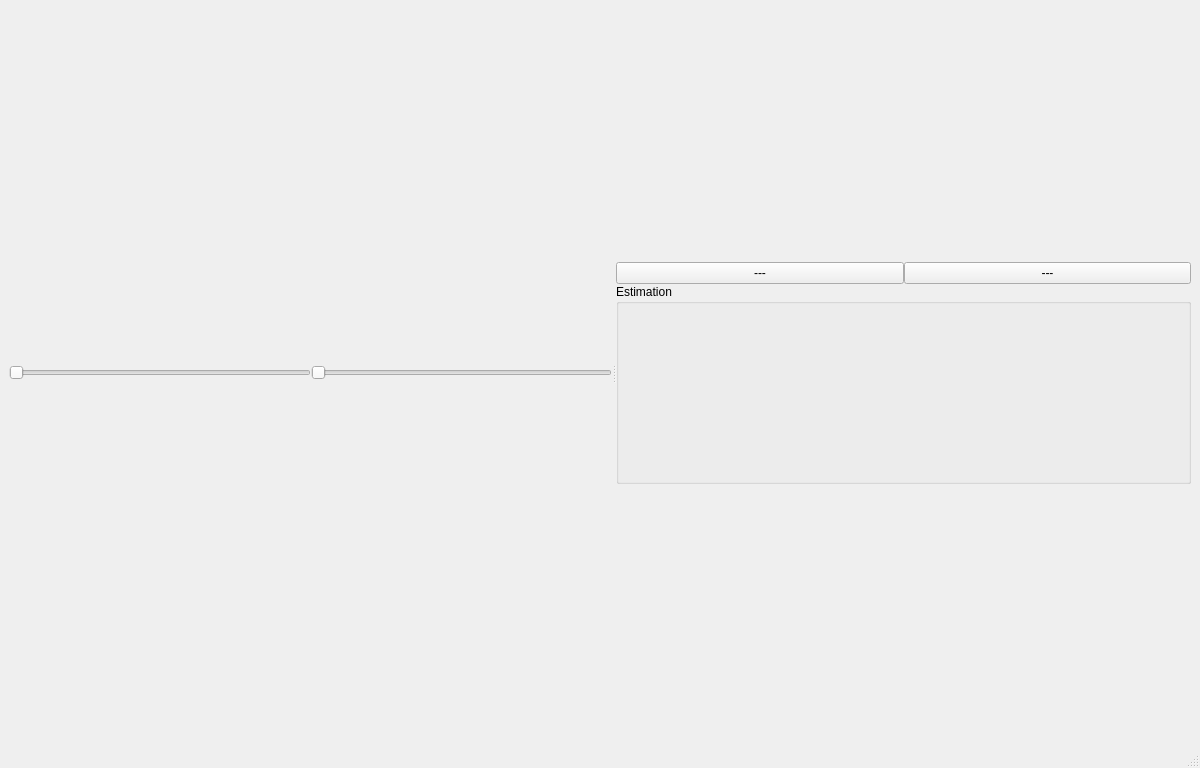
Above: mainwindow.ui from anatoltrush/OscillO before the change. Below: the same form after it.
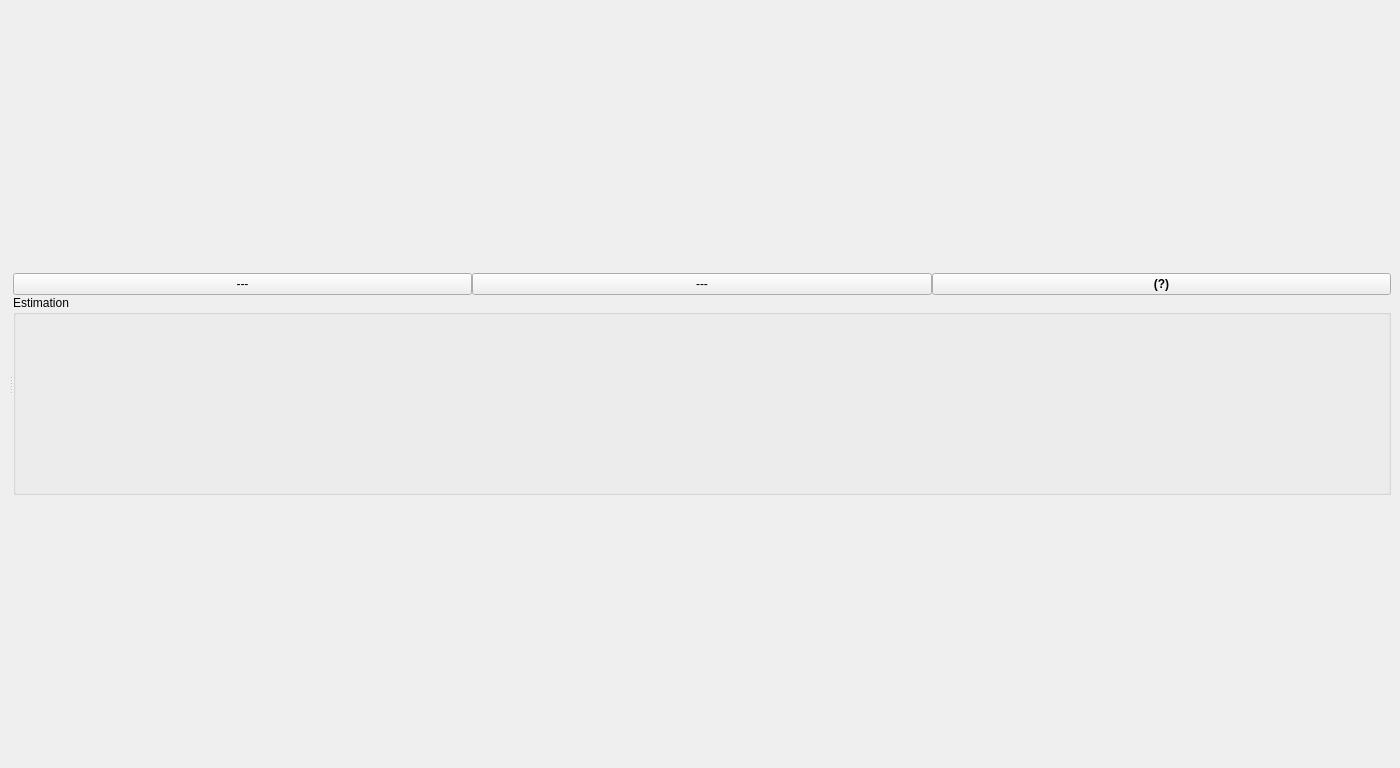
That is the form after the change.

```diff
--- a/mainwindow.ui
+++ b/mainwindow.ui
@@ -6,7 +6,7 @@
    <rect>
     <x>0</x>
     <y>0</y>
-    <width>1200</width>
+    <width>1400</width>
     <height>768</height>
    </rect>
   </property>
@@ -25,26 +25,6 @@
         <property name="spacing">
          <number>0</number>
         </property>
-        <item row="0" column="0">
-         <widget class="QSlider" name="hSHantek0">
-          <property name="pageStep">
-           <number>1</number>
-          </property>
-          <property name="orientation">
-           <enum>Qt::Horizontal</enum>
-          </property>
-          <property name="invertedControls">
-           <bool>false</bool>
-          </property>
-         </widget>
-        </item>
-        <item row="0" column="1">
-         <widget class="QSlider" name="horizontalSlider">
-          <property name="orientation">
-           <enum>Qt::Horizontal</enum>
-          </property>
-         </widget>
-        </item>
        </layout>
       </widget>
       <widget class="QWidget" name="layoutWidget1">
@@ -74,6 +54,19 @@
             </property>
            </widget>
           </item>
+          <item>
+           <widget class="QPushButton" name="pBInfo">
+            <property name="font">
+             <font>
+              <weight>75</weight>
+              <bold>true</bold>
+             </font>
+            </property>
+            <property name="text">
+             <string>(?)</string>
+            </property>
+           </widget>
+          </item>
          </layout>
         </item>
         <item>
@@ -101,7 +94,6 @@
     </item>
    </layout>
   </widget>
-  <widget class="QStatusBar" name="statusbar"/>
  </widget>
  <resources/>
  <connections/>
```
